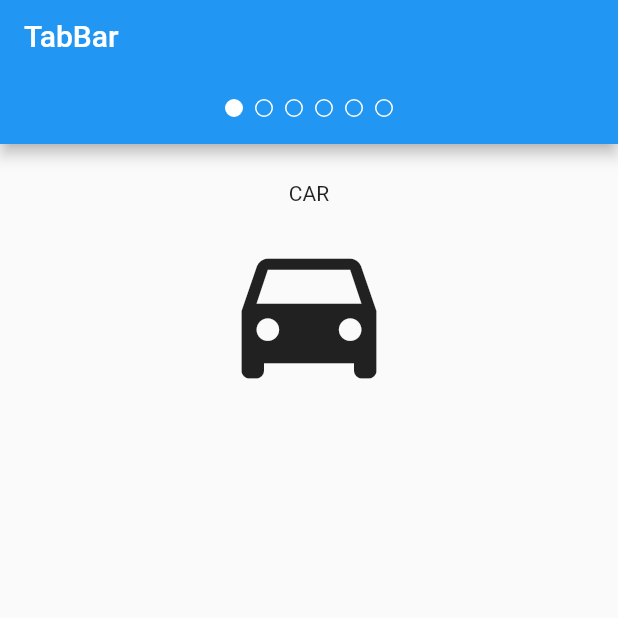
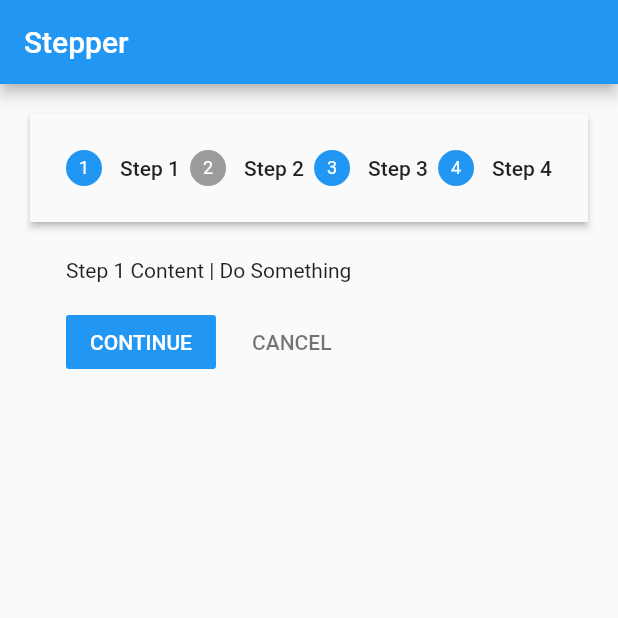
Before and after one commit to SajjadAli54/flutter-with-michal-bryan, a Flutter app: the screen it shows after launch, on a phone screen of 412 x 824 dp, the top half of it. Run offline on Flutter 3.47's test engine with Material 2 defaults, Android fonts, the phone set to English and light mode, and no system bars.

Commit message:
Worked on stepper

```diff
--- a/lib/main.dart
+++ b/lib/main.dart
@@ -1,4 +1,5 @@
 import 'package:flutter/material.dart';
+import 'package:flutter_bryan/my_stepper.dart';
 import 'package:flutter_bryan/my_tab_bar.dart';
 
 import 'expansion_panel.dart';
@@ -17,7 +18,7 @@ class MyApp extends StatelessWidget {
       theme: ThemeData(
         primarySwatch: Colors.blue,
       ),
-      home: const MyTabBar(),
+      home: const MySteper(),
     );
   }
 }
--- /dev/null
+++ b/lib/my_stepper.dart
@@ -0,0 +1,75 @@
+import 'package:flutter/material.dart';
+import 'package:flutter/src/widgets/framework.dart';
+
+class MySteper extends StatefulWidget {
+  const MySteper({super.key});
+
+  @override
+  State<MySteper> createState() => _MySteperState();
+}
+
+class _MySteperState extends State<MySteper> {
+  late List<Step> _steps;
+  late int _currentStep;
+
+  @override
+  void initState() {
+    // TODO: implement initState
+    super.initState();
+    _currentStep = 0;
+    _steps = const [
+      Step(
+          title: Text('Step 1'),
+          content: Text('Step 1 Content | Do Something'),
+          isActive: true),
+      Step(
+          title: Text('Step 2'),
+          content: Text('Step 2 Content | Do Something'),
+          isActive: false),
+      Step(
+          title: Text('Step 3'),
+          content: Text('Step 3 Content | Do Something'),
+          isActive: true),
+      Step(
+          title: Text('Step 4'),
+          content: Text('Step 4 Content | Do Something'),
+          isActive: true),
+    ];
+  }
+
+  void stepContinue() => setState(() {
+        if (_currentStep < _steps.length - 1) {
+          _currentStep++;
+        } else {
+          _currentStep = 0;
+        }
+      });
+
+  void stepCancel() => setState(() {
+        if (_currentStep > 0)
+          _currentStep--;
+        else
+          _currentStep = 0;
+      });
+
+  void stepTapped(int step) => setState(() => _currentStep = step);
+
+  @override
+  Widget build(BuildContext context) {
+    return Scaffold(
+        appBar: AppBar(
+          title: const Text('Stepper'),
+        ),
+        body: Container(
+          padding: const EdgeInsets.all(20.0),
+          child: Stepper(
+            steps: _steps,
+            type: StepperType.horizontal,
+            currentStep: _currentStep,
+            onStepContinue: stepContinue,
+            onStepCancel: stepCancel,
+            onStepTapped: stepTapped,
+          ),
+        ));
+  }
+}
```
